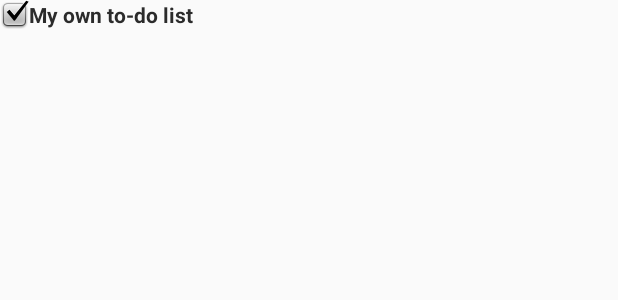
After one commit to wotj7687/Project_CMS, an Android app: the layout item_to_do_list.xml on its own in the app's theme, with its tools: preview values and no code run, on a phone screen of 412 x 824 dp. The commit adds this screen. Shown: the top 300 px of the screen. Run offline under Robolectric (Android 15) with nearby library versions, the phone set to English and light mode, and no system bars.

Commit message:
리사이클러 뷰 만들어놨는데 아직 아무것도 업서용

```diff
--- /dev/null
+++ b/app/src/main/res/layout/item_to_do_list.xml
@@ -0,0 +1,22 @@
+<?xml version="1.0" encoding="utf-8"?>
+<LinearLayout xmlns:android="http://schemas.android.com/apk/res/android"
+    android:layout_width="match_parent"
+    android:layout_height="wrap_content"
+    xmlns:app="http://schemas.android.com/apk/res-auto">
+
+    <ImageView
+        android:id="@+id/btn_check"
+        android:layout_width="wrap_content"
+        android:layout_height="wrap_content"
+        app:srcCompat="@android:drawable/checkbox_on_background" />
+    <TextView
+        android:id="@+id/to_do"
+        android:layout_width="wrap_content"
+        android:layout_height="wrap_content"
+        android:text="My own to-do list"
+        android:textStyle="bold"
+        android:textSize="14sp"
+        android:textColor="#2B2B2B"/>
+
+
+</LinearLayout>
```
Also changed, not shown: app/src/main/java/com/example/wotj7/project_cms/MainActivity.java (+29 -1 lines), app/src/main/java/com/example/wotj7/project_cms/ToDoListAdapter.java (added, +52 -0 lines), app/src/main/java/com/example/wotj7/project_cms/ToDoListRecyclerviewClickListener.java (added, +7 -0 lines), app/src/main/res/layout/activity_main.xml (+20 -6 lines), app/src/main/res/menu/add_to_to_list.xml (added, +11 -0 lines).
